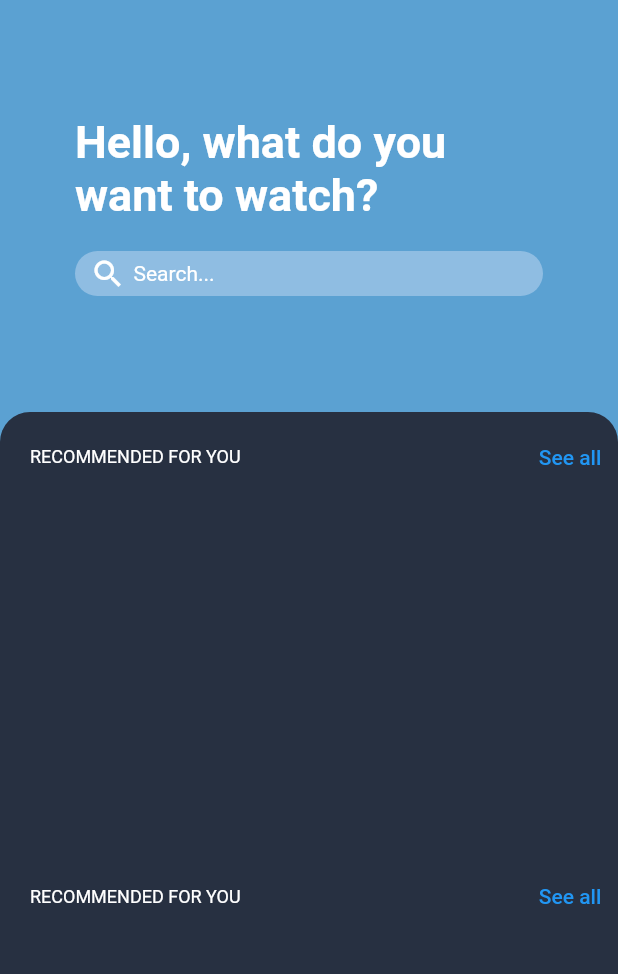
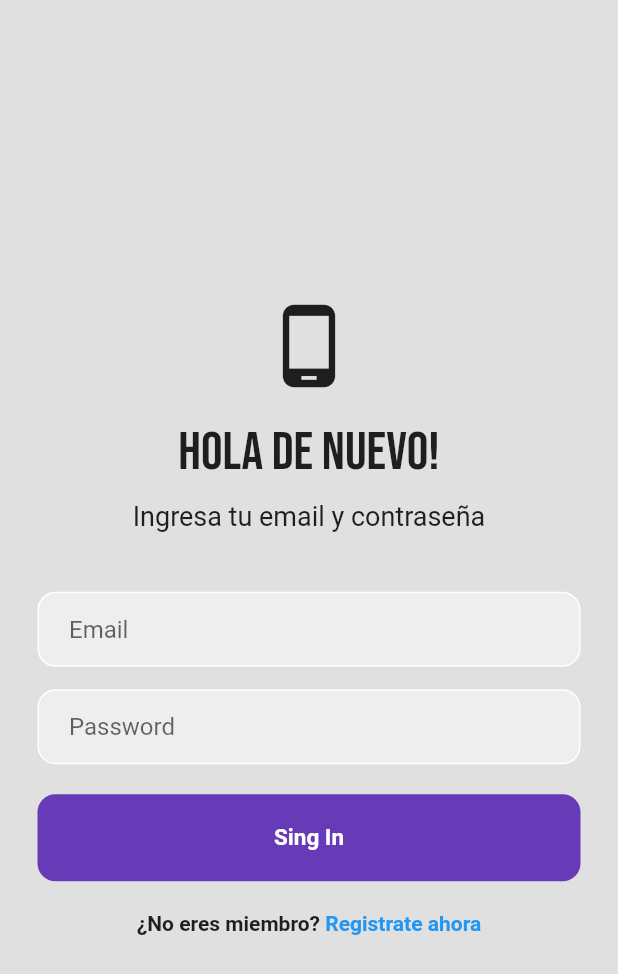
Before and after one commit to xevicode/film_app, a Flutter app: the screen it shows after launch, on a phone screen of 412 x 824 dp. Shown: the top 974 px of the screen. Run offline on Flutter 3.47's test engine with Material 2 defaults, Android fonts, the phone set to English and light mode, and no system bars; our stand-ins replace flutter_rating_bar, get, google_fonts.

Commit message:
login_page

```diff
--- /dev/null
+++ b/lib/UI/pages/login_page.dart
@@ -0,0 +1,130 @@
+import 'package:flutter/material.dart';
+
+import 'package:flutter/material.dart';
+import 'package:google_fonts/google_fonts.dart';
+
+class LoginPage extends StatefulWidget {
+  const LoginPage({super.key});
+
+  @override
+  State<LoginPage> createState() => _LoginPageState();
+}
+
+class _LoginPageState extends State<LoginPage> {
+  @override
+  Widget build(BuildContext context) {
+    return Scaffold(
+      backgroundColor: Colors.grey[300],
+      body: SafeArea(
+        child: Center(
+          child: Column(
+            mainAxisAlignment: MainAxisAlignment.center,
+            children: [
+              Icon(
+                Icons.phone_android,
+                size: 60,
+              ),
+              SizedBox(height: 20),
+              Text(
+                'Hola de nuevo!',
+                style: GoogleFonts.bebasNeue(
+                  fontSize: 36,
+                ),
+              ),
+              SizedBox(height: 10),
+              Text(
+                'Ingresa tu email y contraseña',
+                style: TextStyle(fontSize: 18),
+              ),
+              SizedBox(height: 40),
+              //email
+              Padding(
+                padding: const EdgeInsets.symmetric(horizontal: 25.0),
+                child: Container(
+                  decoration: BoxDecoration(
+                    color: Colors.grey[200],
+                    border: Border.all(color: Colors.white),
+                    borderRadius: BorderRadius.circular(12),
+                  ),
+                  child: Padding(
+                    padding: const EdgeInsets.only(left: 20.0),
+                    child: TextField(
+                      decoration: InputDecoration(
+                        border: InputBorder.none,
+                        hintText: 'Email',
+                      ),
+                    ),
+                  ),
+                ),
+              ),
+              SizedBox(height: 15),
+              // password
+              Padding(
+                padding: const EdgeInsets.symmetric(horizontal: 25.0),
+                child: Container(
+                  decoration: BoxDecoration(
+                    color: Colors.grey[200],
+                    border: Border.all(color: Colors.white),
+                    borderRadius: BorderRadius.circular(12),
+                  ),
+                  child: Padding(
+                    padding: const EdgeInsets.only(left: 20.0),
+                    child: TextField(
+                      obscureText: true,
+                      decoration: InputDecoration(
+                        border: InputBorder.none,
+                        hintText: 'Password',
+                      ),
+                    ),
+                  ),
+                ),
+              ),
+              SizedBox(height: 20),
+              //Sing in button
+              Padding(
+                padding: const EdgeInsets.symmetric(horizontal: 25.0),
+                child: Container(
+                  padding: EdgeInsets.all(20),
+                  decoration: BoxDecoration(
+                      color: Colors.deepPurple,
+                      borderRadius: BorderRadius.circular(12)),
+                  child: Center(
+                    child: Text(
+                      'Sing In',
+                      style: TextStyle(
+                        color: Colors.white,
+                        fontWeight: FontWeight.bold,
+                        fontSize: 15,
+                      ),
+                    ),
+                  ),
+                ),
+              ),
+              SizedBox(height: 20),
+
+              //not a member? register now
+              Row(
+                mainAxisAlignment: MainAxisAlignment.center,
+                children: [
+                  Text(
+                    '¿No eres miembro?',
+                    style: TextStyle(
+                      fontWeight: FontWeight.bold,
+                    ),
+                  ),
+                  Text(
+                    ' Registrate ahora',
+                    style: TextStyle(
+                      color: Colors.blue,
+                      fontWeight: FontWeight.bold,
+                    ),
+                  ),
+                ],
+              )
+            ],
+          ),
+        ),
+      ),
+    );
+  }
+}
--- a/lib/UI/routes/app_pages.dart
+++ b/lib/UI/routes/app_pages.dart
@@ -1,5 +1,6 @@
 import 'package:films_app_flutter/UI/pages/details_page.dart';
 import 'package:films_app_flutter/UI/pages/home_page.dart';
+import 'package:films_app_flutter/UI/pages/login_page.dart';
 import 'package:films_app_flutter/UI/routes/app_routes.dart';
 import 'package:films_app_flutter/UI/widgets/movies/item_movie_widget.dart';
 import 'package:films_app_flutter/structure/bindings/movies_binding.dart';
@@ -13,5 +14,6 @@ class AppPages {
       binding: MoviesBinding(),
     ),
     GetPage(name: Routes.DETAILS, page: () => DetailsPage()),
+    GetPage(name: Routes.LOGIN_PAGE, page: () => LoginPage()),
   ];
 }
--- a/lib/UI/routes/app_routes.dart
+++ b/lib/UI/routes/app_routes.dart
@@ -3,6 +3,7 @@ import 'package:get/get.dart';
 class Routes {
   static const HOME = '/home';
   static const DETAILS = '/details';
+  static const LOGIN_PAGE = '/login';
 
   static String getDetails() => '$DETAILS';
 }
--- a/lib/main.dart
+++ b/lib/main.dart
@@ -26,7 +26,8 @@ class MyApp extends StatelessWidget {
         primarySwatch: Colors.blue,
       ),
       getPages: AppPages.routes,
-      initialRoute: Routes.HOME,
+      //initialRoute: Routes.HOME,
+      initialRoute: Routes.LOGIN_PAGE,
     );
   }
 }
--- a/pubspec.yaml
+++ b/pubspec.yaml
@@ -39,6 +39,7 @@ dependencies:
   get: ^4.6.5
   http: ^0.13.5
   flutter_rating_bar: ^4.0.1
+  google_fonts: ^3.0.1
 
 dev_dependencies:
   flutter_test:
```
Also changed, not shown: pubspec.lock.
